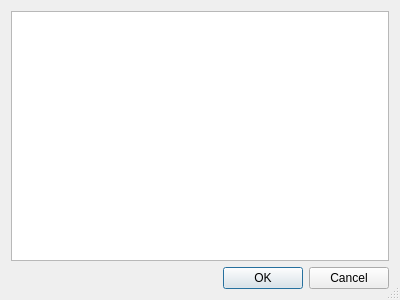
Old version of the form src/components/propertyeditor/propertyeditordialog.ui in the repository GENIVI/CANdevStudio.
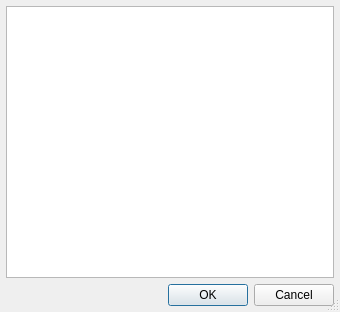
New version of the form.

What changed in the file:
```diff
--- a/src/components/propertyeditor/propertyeditordialog.ui
+++ b/src/components/propertyeditor/propertyeditordialog.ui
@@ -6,8 +6,8 @@
    <rect>
     <x>0</x>
     <y>0</y>
-    <width>400</width>
-    <height>300</height>
+    <width>340</width>
+    <height>312</height>
    </rect>
   </property>
   <property name="windowTitle">
@@ -20,6 +20,18 @@
    <bool>false</bool>
   </property>
   <layout class="QVBoxLayout" name="verticalLayout">
+   <property name="leftMargin">
+    <number>6</number>
+   </property>
+   <property name="topMargin">
+    <number>6</number>
+   </property>
+   <property name="rightMargin">
+    <number>6</number>
+   </property>
+   <property name="bottomMargin">
+    <number>6</number>
+   </property>
    <item>
     <widget class="QTableView" name="tableView"/>
    </item>
```
Left out of the diff: 6 changed lines with no effect on the pictures.
